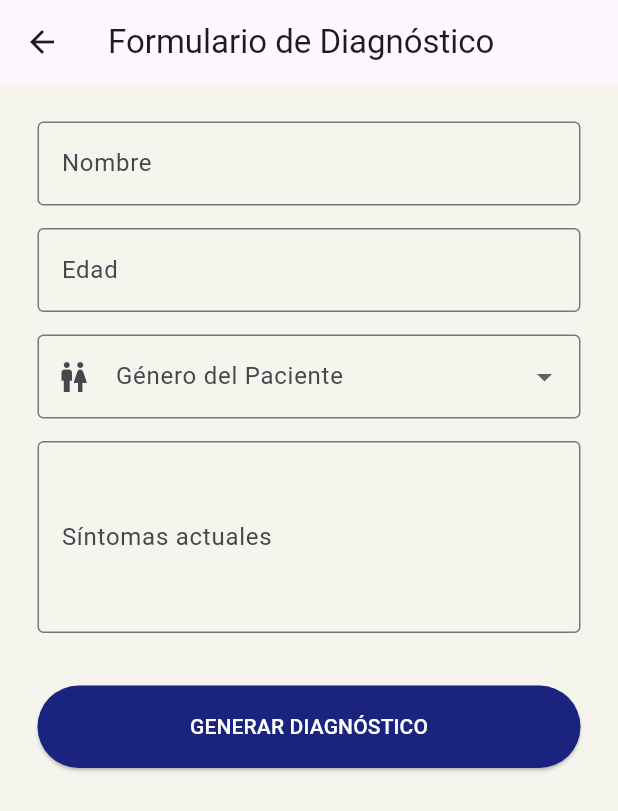
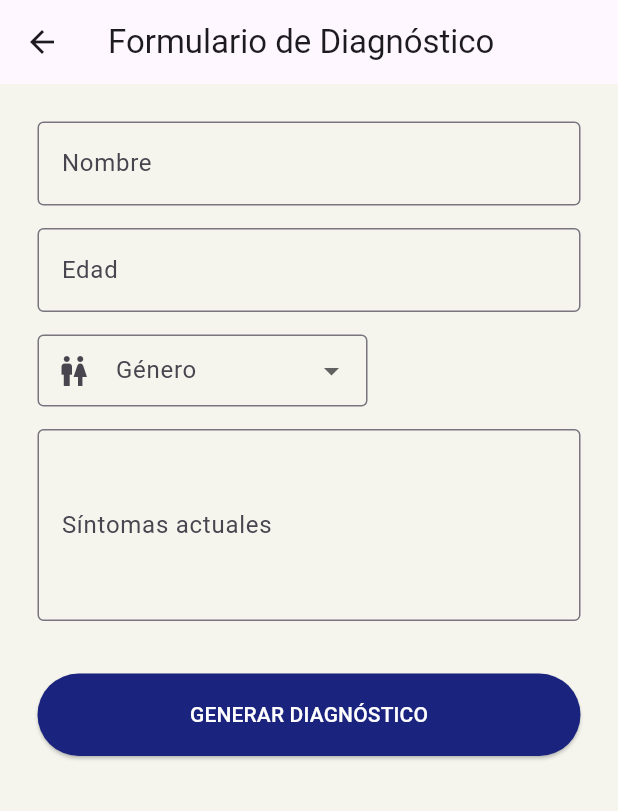
Before and after one commit to daavidpkr/DoctorSuplementosApp, a Flutter app: the FormularioPaciente screen opened directly, on a phone screen of 412 x 824 dp. Shown: the top 811 px of the screen. Run offline on Flutter 3.47's test engine with Material 3 defaults, Android fonts, the phone set to English and light mode, and no system bars; our stand-ins replace google_generative_ai, share_plus, shared_preferences; accounts and stored records are empty.

Commit message:
Update main.dart

```diff
--- a/lib/main.dart
+++ b/lib/main.dart
@@ -261,12 +261,19 @@ class _FormularioPacienteState extends State<FormularioPaciente> {
             _buildCampo("Edad", edadController, "Edad..."),
             Padding(
               padding: const EdgeInsets.only(bottom: 15),
+              child: Align(
+                alignment: Alignment.centerLeft,
+                child: SizedBox(
+                  width: 220,
                   child: DropdownButtonFormField<String>(
                     initialValue: _generoSeleccionado,
+                    isDense: true,
                     decoration: const InputDecoration(
-                  labelText: 'Género del Paciente',
+                      labelText: 'Género',
                       border: OutlineInputBorder(),
                       prefixIcon: Icon(Icons.wc),
+                      contentPadding:
+                          EdgeInsets.symmetric(horizontal: 12, vertical: 12),
                     ),
                     items: const [
                       DropdownMenuItem(value: 'Hombre', child: Text('Hombre')),
@@ -279,10 +286,12 @@ class _FormularioPacienteState extends State<FormularioPaciente> {
                     },
                     validator: (value) {
                       if (value == null || value.isEmpty) {
-                    return 'Por favor, selecciona el género';
+                        return 'Selecciona el género';
                       }
                       return null;
                     },
+                  ),
+                ),
               ),
             ),
             _buildCampo("Síntomas actuales", historialController,
@@ -390,8 +399,12 @@ class _ConsultaProductoPaginaState extends State<ConsultaProductoPagina> {
           actions: [
             IconButton(
                 icon: const Icon(Icons.copy),
-                onPressed: () =>
-                    Clipboard.setData(ClipboardData(text: resultado))),
+                onPressed: () {
+                  Clipboard.setData(ClipboardData(text: resultado));
+                  ScaffoldMessenger.of(context).showSnackBar(
+                    const SnackBar(content: Text("Copiado al portapapeles")),
+                  );
+                }),
             IconButton(
                 icon: const Icon(Icons.share),
                 onPressed: () => Share.share(resultado)),
```
Lines whose indentation alone changed are shown as unchanged.
